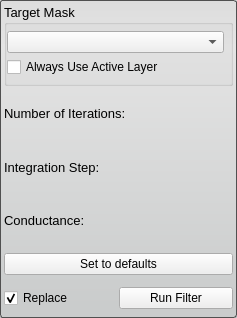
First picture: the form in src/Interface/ToolInterface/CurvatureAnisotropicDiffusionFilterInterface.ui, repository SCIInstitute/Seg3D, before the edit.
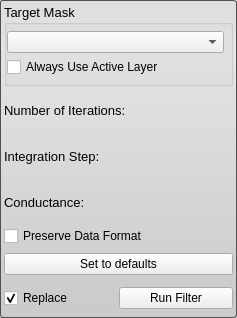
Second picture: the form after the edit.

Commit message: add option to preserve data format.

```diff
--- a/src/Interface/ToolInterface/CurvatureAnisotropicDiffusionFilterInterface.ui
+++ b/src/Interface/ToolInterface/CurvatureAnisotropicDiffusionFilterInterface.ui
@@ -162,6 +162,13 @@
    <item>
     <layout class="QHBoxLayout" name="conductanceHLayout_bottom"/>
    </item>
+   <item>
+    <widget class="QCheckBox" name="preserve_data_format_">
+     <property name="text">
+      <string>Preserve Data Format</string>
+     </property>
+    </widget>
+   </item>
    <item>
     <widget class="QWidget" name="widget" native="true">
      <property name="minimumSize">
```
The commit also changes 5 other files.
